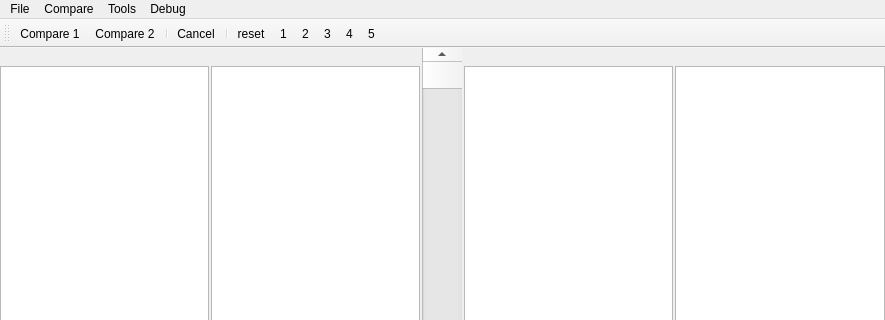
This is mainwindow.ui in kklibo/DifferenceFinder as Qt 5 draws it before an edit; both pictures show x 0 to 885 and y 0 to 320 of the 885 by 579 pixel window. The edited form follows.
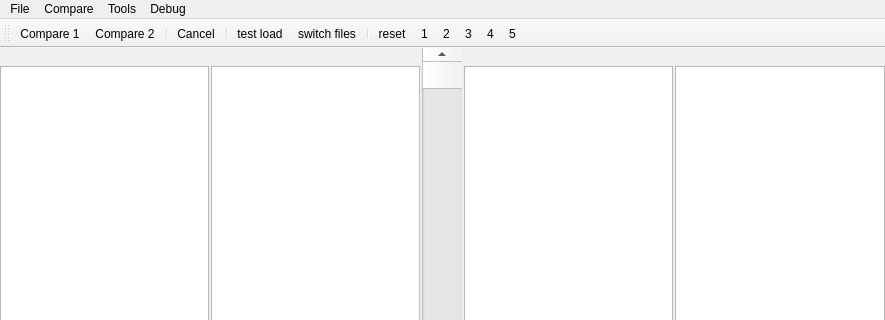
This is the edited form. Custom widgets are drawn as their Qt base class.

Commit message: added debug toolbar buttons, minor clean up

Patch:
```diff
--- a/mainwindow.ui
+++ b/mainwindow.ui
@@ -356,6 +356,9 @@
    <addaction name="separator"/>
    <addaction name="actionStop_thread"/>
    <addaction name="separator"/>
+   <addaction name="actionTest_load"/>
+   <addaction name="actionSwitch_files"/>
+   <addaction name="separator"/>
    <addaction name="actionReset"/>
    <addaction name="actionDebug1"/>
    <addaction name="actionDebug2"/>
```
The commit also changes 1 other file.
